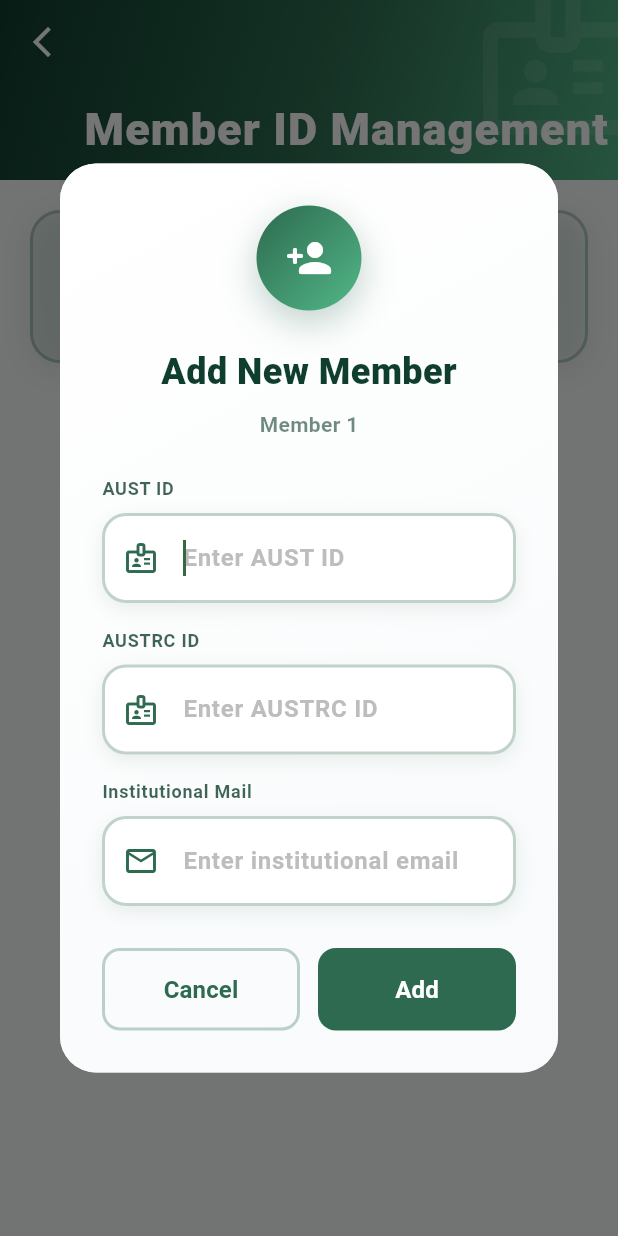
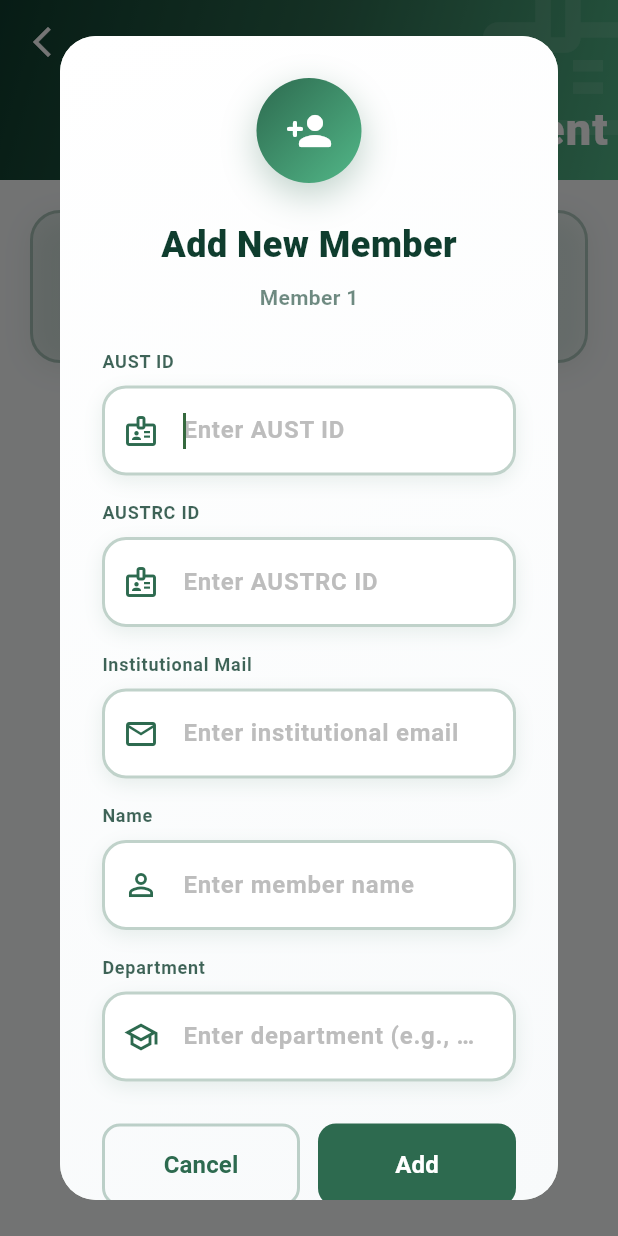
Before and after one commit to Rafi12234/AUST-Robotics-Club-Mobile-Application, a Flutter app: the AdminMemberIdManagementPage screen opened directly, after a tap on "Add New Member", on a phone screen of 412 x 824 dp. Run offline on Flutter 3.47's test engine with Material 3 defaults, Android fonts, the phone set to English and light mode, and no system bars; our stand-ins replace cached_network_image, carousel_slider, cloud_firestore, csv, firebase_auth, firebase_core and 2 more; missing offline and left inert: cloudinary_public; accounts and stored records are empty.

Commit message:
Modified Admin Member ID Management Page

```diff
--- a/lib/admin_member_id_management_page.dart
+++ b/lib/admin_member_id_management_page.dart
@@ -106,6 +106,8 @@ class _AdminMemberIdManagementPageState
                         austId: memberData['AUST_ID'] ?? '',
                         austrcId: memberData['AUSTRC_ID'] ?? '',
                         eduMail: memberData['Edu_Mail'] ?? '',
+                        name: memberData['Name'] ?? '',
+                        department: memberData['Department'] ?? '',
                         memberDocId: memberDoc.id,
                         index: index,
                       );
@@ -191,6 +193,8 @@ class _MemberCard extends StatefulWidget {
   final String austId;
   final String austrcId;
   final String eduMail;
+  final String name;
+  final String department;
   final String memberDocId;
   final int index;
 
@@ -199,6 +203,8 @@ class _MemberCard extends StatefulWidget {
     required this.austId,
     required this.austrcId,
     required this.eduMail,
+    required this.name,
+    required this.department,
     required this.memberDocId,
     required this.index,
   });
@@ -320,6 +326,8 @@ class _MemberCardState extends State<_MemberCard>
                               child: Column(
                                 crossAxisAlignment: CrossAxisAlignment.start,
                                 children: [
+                                  Row(
+                                    children: [
                                       Text(
                                         'Member ${widget.memberNumber}',
                                         style: const TextStyle(
@@ -328,6 +336,24 @@ class _MemberCardState extends State<_MemberCard>
                                           color: kGreenDark,
                                           letterSpacing: 0.3,
                                         ),
+                                      ),
+                                      if (widget.name.isNotEmpty) ...[
+                                        const SizedBox(width: 8),
+                                        Expanded(
+                                          child: Text(
+                                            '• ${widget.name}',
+                                            style: TextStyle(
+                                              fontSize: 14,
+                                              fontWeight: FontWeight.w600,
+                                              color: kGreenMain.withOpacity(0.8),
+                                              letterSpacing: 0.3,
+                                            ),
+                                            maxLines: 1,
+                                            overflow: TextOverflow.ellipsis,
+                                          ),
+                                        ),
+                                      ],
+                                    ],
                                   ),
                                   const SizedBox(height: 6),
                                   Container(
@@ -368,9 +394,10 @@ class _MemberCardState extends State<_MemberCard>
                                             letterSpacing: 0.3,
                                           ),
                                         ),
+                                        if (widget.department.isNotEmpty) ...[
                                           const SizedBox(height: 3),
                                           Text(
-                                          'Email: ${widget.eduMail}',
+                                            'Dept: ${widget.department}',
                                             style: TextStyle(
                                               fontSize: 11,
                                               fontWeight: FontWeight.w600,
@@ -378,9 +405,8 @@ class _MemberCardState extends State<_MemberCard>
                                                   kGreenDark.withOpacity(0.8),
                                               letterSpacing: 0.3,
                                             ),
-                                          maxLines: 1,
-                                          overflow: TextOverflow.ellipsis,
                                           ),
+                                        ],
                                       ],
                                     ),
                                   ),
@@ -422,6 +448,8 @@ class _MemberCardState extends State<_MemberCard>
     final austIdController = TextEditingController(text: widget.austId);
     final austrcIdController = TextEditingController(text: widget.austrcId);
     final eduMailController = TextEditingController(text: widget.eduMail);
+    final nameController = TextEditingController(text: widget.name);
+    final departmentController = TextEditingController(text: widget.department);
 
     showDialog(
       context: context,
@@ -438,6 +466,7 @@ class _MemberCardState extends State<_MemberCard>
             ),
             borderRadius: BorderRadius.circular(24),
           ),
+          child: SingleChildScrollView(
             child: Padding(
               padding: const EdgeInsets.all(28),
               child: Column(
@@ -509,6 +538,20 @@ class _MemberCardState extends State<_MemberCard>
                     'Enter institutional email',
                     isEmail: true,
                   ),
+                  const SizedBox(height: 16),
+                  _buildTextField(
+                    'Name',
+                    nameController,
+                    Icons.person_outline,
+                    'Enter member name',
+                  ),
+                  const SizedBox(height: 16),
+                  _buildTextField(
+                    'Department',
+                    departmentController,
+                    Icons.school_outlined,
+                    'Enter department (e.g., CSE, EEE)',
+                  ),
                   const SizedBox(height: 28),
                   Row(
                     children: [
@@ -542,11 +585,13 @@ class _MemberCardState extends State<_MemberCard>
                             final newAustId = austIdController.text.trim();
                             final newAustrcId = austrcIdController.text.trim();
                             final newEduMail = eduMailController.text.trim();
+                            final newName = nameController.text.trim();
+                            final newDepartment = departmentController.text.trim();
 
                             if (newAustId.isEmpty || newAustrcId.isEmpty || newEduMail.isEmpty) {
                               ScaffoldMessenger.of(context).showSnackBar(
                                 const SnackBar(
-                                content: Text('All fields are required'),
+                                  content: Text('AUST ID, AUSTRC ID, and Email are required'),
                                   backgroundColor: kAccentRed,
                                 ),
                               );
@@ -563,6 +608,8 @@ class _MemberCardState extends State<_MemberCard>
                                 'AUST_ID': newAustId,
                                 'AUSTRC_ID': newAustrcId,
                                 'Edu_Mail': newEduMail,
+                                'Name': newName,
+                                'Department': newDepartment,
                               });
 
                               if (context.mounted) {
@@ -608,6 +655,7 @@ class _MemberCardState extends State<_MemberCard>
                     ],
                   ),
                 ],
+              ),
             ),
           ),
         ),
@@ -1027,6 +1075,8 @@ class _AddNewMemberCardState extends State<_AddNewMemberCard>
     final austIdController = TextEditingController();
     final austrcIdController = TextEditingController();
     final eduMailController = TextEditingController();
+    final nameController = TextEditingController();
+    final departmentController = TextEditingController();
 
     showDialog(
       context: context,
@@ -1043,6 +1093,7 @@ class _AddNewMemberCardState extends State<_AddNewMemberCard>
             ),
             borderRadius: BorderRadius.circular(24),
           ),
+          child: SingleChildScrollView(
             child: Padding(
               padding: const EdgeInsets.all(28),
               child: Column(
@@ -1113,6 +1164,20 @@ class _AddNewMemberCardState extends State<_AddNewMemberCard>
                     'Enter institutional email',
                     isEmail: true,
                   ),
+                  const SizedBox(height: 16),
+                  _buildAddTextField(
+                    'Name',
+                    nameController,
+                    Icons.person_outline,
+                    'Enter member name',
+                  ),
+                  const SizedBox(height: 16),
+                  _buildAddTextField(
+                    'Department',
+                    departmentController,
+                    Icons.school_outlined,
+                    'Enter department (e.g., CSE, EEE)',
+                  ),
                   const SizedBox(height: 28),
                   Row(
                     children: [
@@ -1146,11 +1211,13 @@ class _AddNewMemberCardState extends State<_AddNewMemberCard>
                             final newAustId = austIdController.text.trim();
                             final newAustrcId = austrcIdController.text.trim();
                             final newEduMail = eduMailController.text.trim();
+                            final newName = nameController.text.trim();
+                            final newDepartment = departmentController.text.trim();
 
                             if (newAustId.isEmpty || newAustrcId.isEmpty || newEduMail.isEmpty) {
                               ScaffoldMessenger.of(context).showSnackBar(
                                 const SnackBar(
-                                content: Text('All fields are required'),
+                                  content: Text('AUST ID, AUSTRC ID, and Email are required'),
                                   backgroundColor: kAccentRed,
                                 ),
                               );
@@ -1168,6 +1235,8 @@ class _AddNewMemberCardState extends State<_AddNewMemberCard>
                                 'AUST_ID': newAustId,
                                 'AUSTRC_ID': newAustrcId,
                                 'Edu_Mail': newEduMail,
+                                'Name': newName,
+                                'Department': newDepartment,
                               });
 
                               if (context.mounted) {
@@ -1213,6 +1282,7 @@ class _AddNewMemberCardState extends State<_AddNewMemberCard>
                     ],
                   ),
                 ],
+              ),
             ),
           ),
         ),
```
Lines whose indentation alone changed are shown as unchanged.
